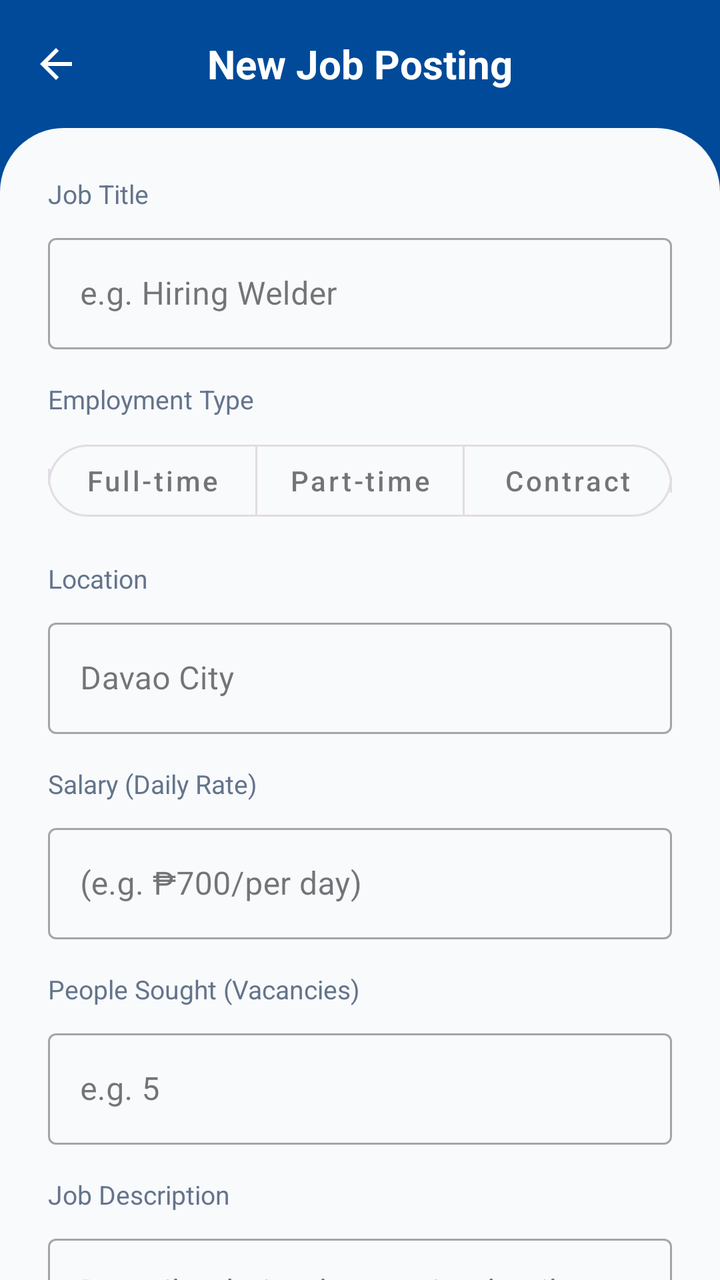
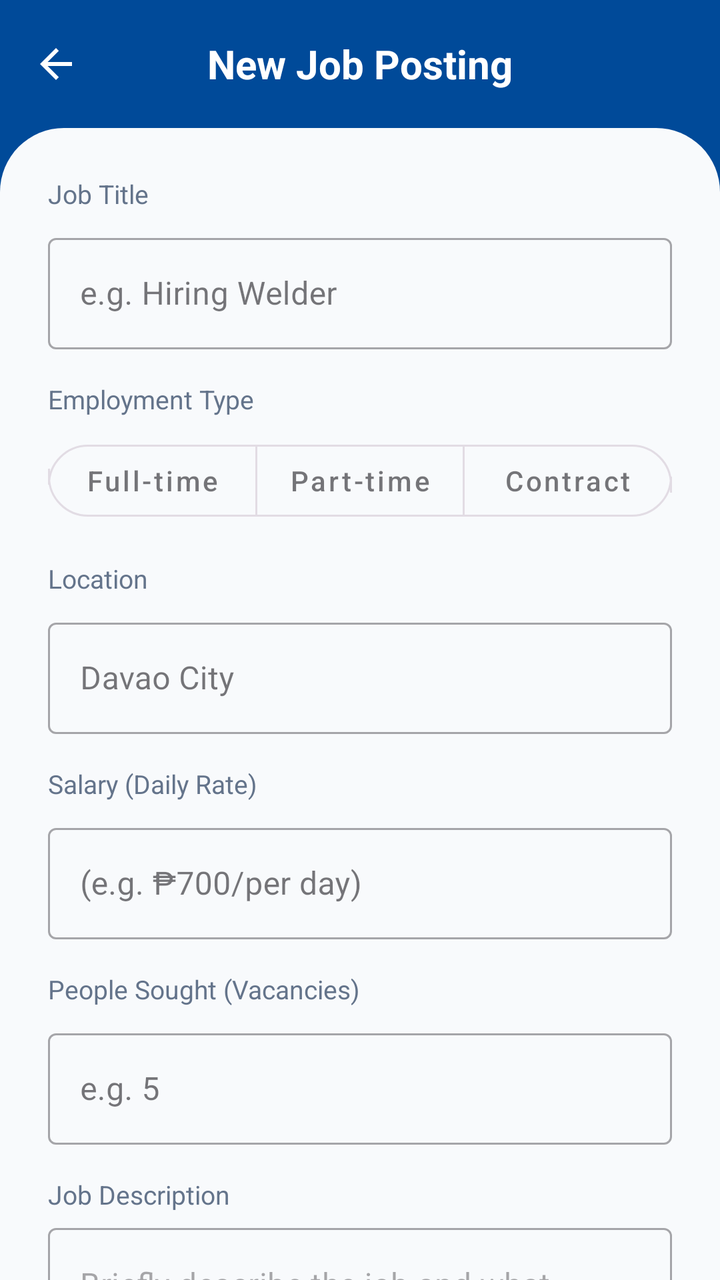

An Android layout rendered at two revisions. The XML below is the earlier revision; the diff shows what the commit changed to produce the second picture.
<!-- AndroidManifest.xml: application theme Theme.Newtacks -->
<!-- res/layout/activity_create_hiring.xml -->
<?xml version="1.0" encoding="utf-8"?>
<FrameLayout
    xmlns:android="http://schemas.android.com/apk/res/android"
    xmlns:app="http://schemas.android.com/apk/res-auto"
    android:layout_width="match_parent"
    android:layout_height="match_parent">

    <LinearLayout
        android:layout_width="match_parent"
        android:layout_height="match_parent"
        android:orientation="vertical"
        android:background="#004A99">

        
        <View
            android:id="@+id/statusBarSpacer"
            android:layout_width="match_parent"
            android:layout_height="0dp"
            android:background="#004A99" />

        
        <androidx.appcompat.widget.Toolbar
            android:id="@+id/toolbar"
            android:layout_width="match_parent"
            android:layout_height="?attr/actionBarSize"
            android:background="#004A99"
            app:navigationIcon="@drawable/ic_back"
            app:titleTextColor="#FFFFFF">
            <TextView
                android:id="@+id/tvToolbarTitle"
                android:layout_width="wrap_content"
                android:layout_height="wrap_content"
                android:text="New Job Posting"
                android:textColor="#FFFFFF"
                android:textSize="20sp"
                android:textStyle="bold"
                android:layout_gravity="center"/>
        </androidx.appcompat.widget.Toolbar>

        
        <androidx.core.widget.NestedScrollView
            android:id="@+id/hiringScrollView"
            android:layout_width="match_parent"
            android:layout_height="match_parent"
            android:fillViewport="true">

            <LinearLayout
                android:layout_width="match_parent"
                android:layout_height="wrap_content"
                android:orientation="vertical"
                android:background="@drawable/rounded_top_white"
                android:padding="24dp">

                
                <TextView
                    android:layout_width="wrap_content"
                    android:layout_height="wrap_content"
                    android:text="Job Title"
                    android:textColor="#64748B"
                    android:textSize="13sp"
                    android:layout_marginBottom="8dp" />
                <com.google.android.material.textfield.TextInputLayout
                    android:layout_width="match_parent"
                    android:layout_height="wrap_content"
                    style="@style/Widget.MaterialComponents.TextInputLayout.OutlinedBox"
                    android:layout_marginBottom="16dp">
                    <com.google.android.material.textfield.TextInputEditText
                        android:id="@+id/etHiringTitle"
                        android:layout_width="match_parent"
                        android:layout_height="wrap_content"
                        android:hint="e.g. Hiring Welder" />
                </com.google.android.material.textfield.TextInputLayout>

                
                <TextView
                    android:layout_width="wrap_content"
                    android:layout_height="wrap_content"
                    android:text="Employment Type"
                    android:textColor="#64748B"
                    android:textSize="13sp"
                    android:layout_marginBottom="8dp" />
                <com.google.android.material.button.MaterialButtonToggleGroup
                    android:id="@+id/toggleEmploymentType"
                    android:layout_width="match_parent"
                    android:layout_height="wrap_content"
                    app:singleSelection="true"
                    app:selectionRequired="true"
                    android:layout_marginBottom="16dp">
                    <com.google.android.material.button.MaterialButton
                        android:id="@+id/btnFullTime"
                        style="@style/Widget.MaterialComponents.Button.OutlinedButton"
                        android:layout_width="0dp"
                        android:layout_height="wrap_content"
                        android:layout_weight="1"
                        android:text="Full-time"
                        android:textAllCaps="false"
                        app:cornerRadius="20dp" />
                    <com.google.android.material.button.MaterialButton
                        android:id="@+id/btnPartTime"
                        style="@style/Widget.MaterialComponents.Button.OutlinedButton"
                        android:layout_width="0dp"
                        android:layout_height="wrap_content"
                        android:layout_weight="1"
                        android:text="Part-time"
                        android:textAllCaps="false"
                        app:cornerRadius="20dp" />
                    <com.google.android.material.button.MaterialButton
                        android:id="@+id/btnContract"
                        style="@style/Widget.MaterialComponents.Button.OutlinedButton"
                        android:layout_width="0dp"
                        android:layout_height="wrap_content"
                        android:layout_weight="1"
                        android:text="Contract"
                        android:textAllCaps="false"
                        app:cornerRadius="20dp" />
                </com.google.android.material.button.MaterialButtonToggleGroup>

                
                <TextView
                    android:layout_width="wrap_content"
                    android:layout_height="wrap_content"
                    android:text="Location"
                    android:textColor="#64748B"
                    android:textSize="13sp"
                    android:layout_marginBottom="8dp" />
                <com.google.android.material.textfield.TextInputLayout
                    android:layout_width="match_parent"
                    android:layout_height="wrap_content"
                    style="@style/Widget.MaterialComponents.TextInputLayout.OutlinedBox"
                    android:layout_marginBottom="16dp">
                    <com.google.android.material.textfield.TextInputEditText
                        android:id="@+id/etCompanyAddress"
                        android:layout_width="match_parent"
                        android:layout_height="wrap_content"
                        android:hint="Davao City" />
                </com.google.android.material.textfield.TextInputLayout>

                
                <TextView
                    android:layout_width="wrap_content"
                    android:layout_height="wrap_content"
                    android:text="Salary (Daily Rate)"
                    android:textColor="#64748B"
                    android:textSize="13sp"
                    android:layout_marginBottom="8dp" />
                <com.google.android.material.textfield.TextInputLayout
                    android:layout_width="match_parent"
                    android:layout_height="wrap_content"
                    style="@style/Widget.MaterialComponents.TextInputLayout.OutlinedBox"
                    android:layout_marginBottom="16dp">
                    <com.google.android.material.textfield.TextInputEditText
                        android:id="@+id/etDailyRate"
                        android:layout_width="match_parent"
                        android:layout_height="wrap_content"
                        android:inputType="numberDecimal"
                        android:hint="(e.g. ₱700/per day)" />
                </com.google.android.material.textfield.TextInputLayout>

                
                <TextView
                    android:layout_width="wrap_content"
                    android:layout_height="wrap_content"
                    android:text="People Sought (Vacancies)"
                    android:textColor="#64748B"
                    android:textSize="13sp"
                    android:layout_marginBottom="8dp" />
                <com.google.android.material.textfield.TextInputLayout
                    android:layout_width="match_parent"
                    android:layout_height="wrap_content"
                    style="@style/Widget.MaterialComponents.TextInputLayout.OutlinedBox"
                    android:layout_marginBottom="16dp">
                    <com.google.android.material.textfield.TextInputEditText
                        android:id="@+id/etVacancies"
                        android:layout_width="match_parent"
                        android:layout_height="wrap_content"
                        android:inputType="number"
                        android:hint="e.g. 5" />
                </com.google.android.material.textfield.TextInputLayout>

                
                <TextView
                    android:layout_width="wrap_content"
                    android:layout_height="wrap_content"
                    android:text="Job Description"
                    android:textColor="#64748B"
                    android:textSize="13sp"
                    android:layout_marginBottom="8dp" />
                <com.google.android.material.textfield.TextInputLayout
                    android:layout_width="match_parent"
                    android:layout_height="wrap_content"
                    style="@style/Widget.MaterialComponents.TextInputLayout.OutlinedBox"
                    android:layout_marginBottom="16dp">
                    <com.google.android.material.textfield.TextInputEditText
                        android:id="@+id/etJobDescription"
                        android:layout_width="match_parent"
                        android:layout_height="wrap_content"
                        android:inputType="textMultiLine"
                        android:minLines="4"
                        android:gravity="top"
                        android:hint="Describe duties, hours, site details, etc....." />
                </com.google.android.material.textfield.TextInputLayout>

                
                <TextView
                    android:layout_width="wrap_content"
                    android:layout_height="wrap_content"
                    android:text="Requirements and Responsibilites"
                    android:textColor="#64748B"
                    android:textSize="13sp"
                    android:layout_marginBottom="8dp" />
                <com.google.android.material.textfield.TextInputLayout
                    android:layout_width="match_parent"
                    android:layout_height="wrap_content"
                    style="@style/Widget.MaterialComponents.TextInputLayout.OutlinedBox"
                    android:layout_marginBottom="16dp">
                    <com.google.android.material.textfield.TextInputEditText
                        android:id="@+id/etResponsibilities"
                        android:layout_width="match_parent"
                        android:layout_height="wrap_content"
                        android:inputType="textMultiLine"
                        android:minLines="4"
                        android:gravity="top"
                        android:hint="Describe duties, hours, site details, etc....." />
                </com.google.android.material.textfield.TextInputLayout>

                
                <TextView
                    android:layout_width="wrap_content"
                    android:layout_height="wrap_content"
                    android:text="Required Services:"
                    android:textColor="#64748B"
                    android:textSize="13sp"
                    android:layout_marginBottom="8dp" />
                <CheckBox android:id="@+id/cbCarpentry" android:layout_width="wrap_content" android:layout_height="wrap_content" android:text="Carpentry" />
                <CheckBox android:id="@+id/cbPlumbing" android:layout_width="wrap_content" android:layout_height="wrap_content" android:text="Plumbing" />
                <CheckBox android:id="@+id/cbMasonry" android:layout_width="wrap_content" android:layout_height="wrap_content" android:text="Masonry" />
                <CheckBox android:id="@+id/cbWelding" android:layout_width="wrap_content" android:layout_height="wrap_content" android:text="Welding" />
                <CheckBox android:id="@+id/cbPainting" android:layout_width="wrap_content" android:layout_height="wrap_content" android:text="Painting" />
                <LinearLayout
                    android:layout_width="match_parent"
                    android:layout_height="wrap_content"
                    android:orientation="horizontal"
                    android:gravity="center_vertical">
                    <CheckBox android:id="@+id/cbOthers" android:layout_width="wrap_content" android:layout_height="wrap_content" android:text="Others, please specify: " />
                    <EditText
                        android:id="@+id/etOtherService"
                        android:layout_width="match_parent"
                        android:layout_height="wrap_content"
                        android:background="@null"
                        android:hint="_______________________"
                        android:textSize="14sp" />
                </LinearLayout>

                
                <TextView
                    android:layout_width="wrap_content"
                    android:layout_height="wrap_content"
                    android:text="Photos (Optional)"
                    android:textColor="#64748B"
                    android:textSize="13sp"
                    android:layout_marginTop="16dp"
                    android:layout_marginBottom="8dp" />
                <HorizontalScrollView
                    android:layout_width="match_parent"
                    android:layout_height="wrap_content"
                    android:layout_marginBottom="12dp">
                    <LinearLayout
                        android:layout_width="wrap_content"
                        android:layout_height="wrap_content"
                        android:orientation="horizontal"
                        android:gravity="center_vertical">
                        <com.google.android.material.card.MaterialCardView
                            android:id="@+id/btnAddPhotoCard"
                            android:layout_width="60dp"
                            android:layout_height="60dp"
                            app:cardBackgroundColor="#EBF2FF"
                            app:cardCornerRadius="4dp"
                            app:cardElevation="0dp"
                            android:clickable="true"
                            android:focusable="true">
                            <ImageView
                                android:layout_width="24dp"
                                android:layout_height="24dp"
                                android:layout_gravity="center"
                                android:src="@drawable/ic_plus"
                                app:tint="#004A99" />
                        </com.google.android.material.card.MaterialCardView>
                        <LinearLayout
                            android:id="@+id/layoutSelectedImages"
                            android:layout_width="wrap_content"
                            android:layout_height="wrap_content"
                            android:orientation="horizontal"
                            android:layout_marginStart="8dp" />
                    </LinearLayout>
                </HorizontalScrollView>

                
                <TextView
                    android:layout_width="wrap_content"
                    android:layout_height="wrap_content"
                    android:text="Hiring Deadline ( Post will close after this date)"
                    android:textColor="#64748B"
                    android:textSize="12sp"
                    android:layout_marginTop="16dp"
                    android:layout_marginBottom="8dp" />
                <com.google.android.material.button.MaterialButton
                    android:id="@+id/btnSelectClosingDate"
                    style="@style/Widget.MaterialComponents.Button.OutlinedButton"
                    android:layout_width="match_parent"
                    android:layout_height="52dp"
                    android:text="Select closing date"
                    android:textAllCaps="false"
                    android:textColor="#004A99"
                    app:icon="@drawable/ic_calendar"
                    app:iconGravity="textStart"
                    app:iconTint="#004A99"
                    app:cornerRadius="8dp"
                    app:strokeColor="#004A99"
                    android:layout_marginBottom="24dp" />

                
                <LinearLayout
                    android:layout_width="match_parent"
                    android:layout_height="wrap_content"
                    android:orientation="horizontal"
                    android:layout_marginBottom="32dp">
                    <com.google.android.material.button.MaterialButton
                        android:id="@+id/btnDraft"
                        style="@style/Widget.MaterialComponents.Button.OutlinedButton"
                        android:layout_width="0dp"
                        android:layout_height="56dp"
                        android:layout_weight="1"
                        android:text="Draft"
                        android:textColor="#1E293B"
                        android:textAllCaps="false"
                        app:strokeColor="#CBD5E1"
                        app:cornerRadius="12dp"
                        android:layout_marginEnd="8dp" />
                    <com.google.android.material.button.MaterialButton
                        android:id="@+id/btnSubmitHiring"
                        android:layout_width="0dp"
                        android:layout_height="56dp"
                        android:layout_weight="1.5"
                        android:text="Post job"
                        android:textAllCaps="false"
                        android:textStyle="bold"
                        app:backgroundTint="#004A99"
                        app:cornerRadius="12dp" />
                </LinearLayout>

            </LinearLayout>
        </androidx.core.widget.NestedScrollView>

    </LinearLayout>

    
    <FrameLayout
        android:id="@+id/loadingOverlay"
        android:layout_width="match_parent"
        android:layout_height="match_parent"
        android:background="#80000000"
        android:visibility="gone"
        android:clickable="true"
        android:focusable="true">

        <LinearLayout
            android:layout_width="wrap_content"
            android:layout_height="wrap_content"
            android:orientation="vertical"
            android:gravity="center"
            android:padding="24dp"
            android:background="@drawable/bg_card"
            android:layout_gravity="center">

            <ProgressBar
                android:layout_width="wrap_content"
                android:layout_height="wrap_content"
                android:indeterminateTint="#004A99"
                android:layout_marginBottom="16dp" />

            <TextView
                android:id="@+id/tvLoadingMessage"
                android:layout_width="wrap_content"
                android:layout_height="wrap_content"
                android:text="Publishing post..."
                android:textColor="#1E293B"
                android:textStyle="bold" />

        </LinearLayout>
    </FrameLayout>

</FrameLayout>
<!-- resources referenced by this layout -->
<resources>
  <!-- drawable bg_card (drawable) -->
  <?xml version="1.0" encoding="utf-8"?>
  <shape xmlns:android="http://schemas.android.com/apk/res/android"
      android:shape="rectangle">
      <solid android:color="#FFFFFF" />
      <corners android:radius="15dp" />
      <stroke android:width="1dp" android:color="#E2E8F0" />
  </shape>
  <!-- drawable ic_back (drawable) -->
  <?xml version="1.0" encoding="utf-8"?>
  <vector xmlns:android="http://schemas.android.com/apk/res/android"
      android:width="24dp"
      android:height="24dp"
      android:viewportWidth="24"
      android:viewportHeight="24">
      <path
          android:fillColor="#FFFFFF"
          android:pathData="M20,11H7.83l5.59,-5.59L12,4l-8,8 8,8 1.41,-1.41L7.83,13H20v-2z"/>
  </vector>
  <!-- drawable ic_calendar (drawable) -->
  <?xml version="1.0" encoding="utf-8"?>
  <vector xmlns:android="http://schemas.android.com/apk/res/android"
      android:width="24dp"
      android:height="24dp"
      android:viewportWidth="24"
      android:viewportHeight="24">
      <path
          android:fillColor="#000000"
          android:pathData="M19,3h-1V1h-2v2H8V1H6v2H5C3.89,3 3,3.9 3,5v14c0,1.1 0.89,2 2,2h14c1.1,0 2,-0.9 2,-2V5C21,3.9 20.1,3 19,3zM19,19H5V8h14V19zM7,10h5v5H7z"/>
  </vector>
  <!-- drawable ic_plus (drawable) -->
  <vector xmlns:android="http://schemas.android.com/apk/res/android"
      android:width="24dp"
      android:height="24dp"
      android:viewportWidth="24"
      android:viewportHeight="24">
      <path
          android:fillColor="#000000"
          android:pathData="M19,13h-6v6h-2v-6H5v-2h6V5h2v6h6v2Z"/>
  </vector>
  <!-- drawable rounded_top_white (drawable) -->
  <?xml version="1.0" encoding="utf-8"?>
  <shape xmlns:android="http://schemas.android.com/apk/res/android">
      <solid android:color="#F8FAFC" />
      <corners
          android:topLeftRadius="32dp"
          android:topRightRadius="32dp" />
  </shape>
  <style name="Theme.Newtacks" parent="Base.Theme.Newtacks" />
  <style name="Base.Theme.Newtacks" parent="Theme.Material3.DayNight.NoActionBar">
          <item name="colorPrimary">#004A99</item>
          <item name="colorPrimaryContainer">#004A99</item>
          <item name="colorOnPrimary">#FFFFFF</item>
          <item name="colorSecondary">#004A99</item>
          <item name="colorOnSecondary">#FFFFFF</item>
          <item name="colorTertiary">#004A99</item>
          <item name="colorSecondaryContainer">#EBF2FF</item>
          <item name="colorOnSecondaryContainer">#004A99</item>
          <item name="android:statusBarColor">#004A99</item>
          <item name="android:navigationBarColor">#FFFFFF</item>
          <item name="android:windowLightStatusBar" tools:targetApi="m">false</item>
      </style>
</resources>

<!-- the commit's change to res/layout/activity_create_hiring.xml (unified diff, before → after) -->
@@ -189,15 +189,16 @@
                     android:layout_width="match_parent"
                     android:layout_height="wrap_content"
                     style="@style/Widget.MaterialComponents.TextInputLayout.OutlinedBox"
+                    app:hintEnabled="false"
                     android:layout_marginBottom="16dp">
                     <com.google.android.material.textfield.TextInputEditText
                         android:id="@+id/etJobDescription"
                         android:layout_width="match_parent"
                         android:layout_height="wrap_content"
-                        android:inputType="textMultiLine"
+                        android:inputType="textMultiLine|textCapSentences"
                         android:minLines="4"
-                        android:gravity="top"
-                        android:hint="Describe duties, hours, site details, etc....." />
+                        android:gravity="top|start"
+                        android:hint="Briefly describe the job and what needs to be done." />
                 </com.google.android.material.textfield.TextInputLayout>
 
                 
@@ -212,15 +213,16 @@
                     android:layout_width="match_parent"
                     android:layout_height="wrap_content"
                     style="@style/Widget.MaterialComponents.TextInputLayout.OutlinedBox"
+                    app:hintEnabled="false"
                     android:layout_marginBottom="16dp">
                     <com.google.android.material.textfield.TextInputEditText
                         android:id="@+id/etResponsibilities"
                         android:layout_width="match_parent"
                         android:layout_height="wrap_content"
-                        android:inputType="textMultiLine"
+                        android:inputType="textMultiLine|textCapSentences"
                         android:minLines="4"
-                        android:gravity="top"
-                        android:hint="Describe duties, hours, site details, etc....." />
+                        android:gravity="top|start"
+                        android:hint="List the skills, experience, tools, or tasks required." />
                 </com.google.android.material.textfield.TextInputLayout>
 
                 
@@ -258,7 +260,16 @@
                     android:text="Photos (Optional)"
                     android:textColor="#64748B"
                     android:textSize="13sp"
-                    android:layout_marginTop="16dp"
+                    android:textStyle="bold"
+                    android:layout_marginTop="16dp" />
+
+                <TextView
+                    android:layout_width="wrap_content"
+                    android:layout_height="wrap_content"
+                    android:text="Add photos that show the work or work site."
+                    android:textColor="#94A3B8"
+                    android:textSize="12sp"
+                    android:textStyle="italic"
                     android:layout_marginBottom="8dp" />
                 <HorizontalScrollView
                     android:layout_width="match_parent"
